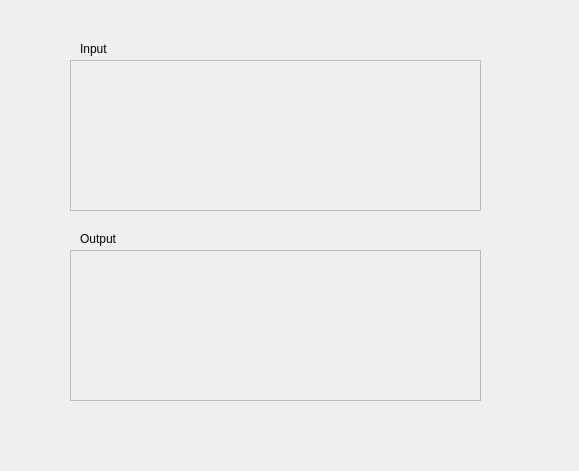
The window that ui/dialogprogram_io_control.ui (rendezvue/ViNet) describes before a commit, drawn with Qt 5.
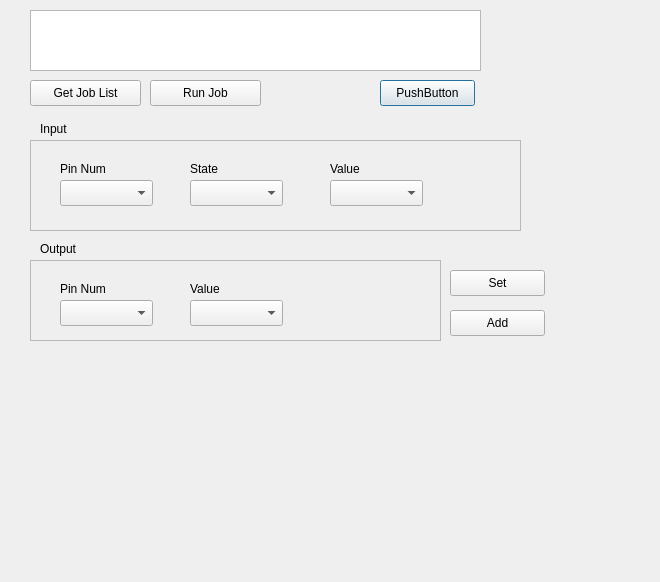
The same window after the commit.

The edit to the form file:
```diff
--- a/ui/dialogprogram_io_control.ui
+++ b/ui/dialogprogram_io_control.ui
@@ -6,8 +6,8 @@
    <rect>
     <x>0</x>
     <y>0</y>
-    <width>579</width>
-    <height>471</height>
+    <width>660</width>
+    <height>582</height>
    </rect>
   </property>
   <property name="windowTitle">
@@ -16,10 +16,10 @@
   <widget class="QFrame" name="frame">
    <property name="geometry">
     <rect>
-     <x>70</x>
-     <y>60</y>
-     <width>411</width>
-     <height>151</height>
+     <x>30</x>
+     <y>140</y>
+     <width>491</width>
+     <height>91</height>
     </rect>
    </property>
    <property name="frameShape">
@@ -28,14 +28,83 @@
    <property name="frameShadow">
     <enum>QFrame::Raised</enum>
    </property>
+   <widget class="QComboBox" name="comboBox_In_Pinnum">
+    <property name="geometry">
+     <rect>
+      <x>30</x>
+      <y>40</y>
+      <width>93</width>
+      <height>26</height>
+     </rect>
+    </property>
+   </widget>
+   <widget class="QComboBox" name="comboBox_In_State">
+    <property name="geometry">
+     <rect>
+      <x>160</x>
+      <y>40</y>
+      <width>93</width>
+      <height>26</height>
+     </rect>
+    </property>
+   </widget>
+   <widget class="QLabel" name="label_3">
+    <property name="geometry">
+     <rect>
+      <x>30</x>
+      <y>20</y>
+      <width>74</width>
+      <height>18</height>
+     </rect>
+    </property>
+    <property name="text">
+     <string>Pin Num</string>
+    </property>
+   </widget>
+   <widget class="QLabel" name="label_5">
+    <property name="geometry">
+     <rect>
+      <x>160</x>
+      <y>20</y>
+      <width>74</width>
+      <height>18</height>
+     </rect>
+    </property>
+    <property name="text">
+     <string>State</string>
+    </property>
+   </widget>
+   <widget class="QComboBox" name="comboBox_In_Value">
+    <property name="geometry">
+     <rect>
+      <x>300</x>
+      <y>40</y>
+      <width>93</width>
+      <height>26</height>
+     </rect>
+    </property>
+   </widget>
+   <widget class="QLabel" name="label_4">
+    <property name="geometry">
+     <rect>
+      <x>300</x>
+      <y>20</y>
+      <width>74</width>
+      <height>18</height>
+     </rect>
+    </property>
+    <property name="text">
+     <string>Value</string>
+    </property>
+   </widget>
   </widget>
   <widget class="QFrame" name="frame_2">
    <property name="geometry">
     <rect>
-     <x>70</x>
-     <y>250</y>
+     <x>30</x>
+     <y>260</y>
      <width>411</width>
-     <height>151</height>
+     <height>81</height>
     </rect>
    </property>
    <property name="frameShape">
@@ -44,12 +113,58 @@
    <property name="frameShadow">
     <enum>QFrame::Raised</enum>
    </property>
+   <widget class="QLabel" name="label_7">
+    <property name="geometry">
+     <rect>
+      <x>30</x>
+      <y>20</y>
+      <width>74</width>
+      <height>18</height>
+     </rect>
+    </property>
+    <property name="text">
+     <string>Pin Num</string>
+    </property>
+   </widget>
+   <widget class="QLabel" name="label_6">
+    <property name="geometry">
+     <rect>
+      <x>160</x>
+      <y>20</y>
+      <width>74</width>
+      <height>18</height>
+     </rect>
+    </property>
+    <property name="text">
+     <string>Value</string>
+    </property>
+   </widget>
+   <widget class="QComboBox" name="comboBox_Out_Value">
+    <property name="geometry">
+     <rect>
+      <x>160</x>
+      <y>40</y>
+      <width>93</width>
+      <height>26</height>
+     </rect>
+    </property>
+   </widget>
+   <widget class="QComboBox" name="comboBox_Out_Pinnum">
+    <property name="geometry">
+     <rect>
+      <x>30</x>
+      <y>40</y>
+      <width>93</width>
+      <height>26</height>
+     </rect>
+    </property>
+   </widget>
   </widget>
   <widget class="QLabel" name="label">
    <property name="geometry">
     <rect>
-     <x>80</x>
-     <y>40</y>
+     <x>40</x>
+     <y>120</y>
      <width>74</width>
      <height>18</height>
     </rect>
@@ -61,8 +176,8 @@
   <widget class="QLabel" name="label_2">
    <property name="geometry">
     <rect>
-     <x>80</x>
-     <y>230</y>
+     <x>40</x>
+     <y>240</y>
      <width>74</width>
      <height>18</height>
     </rect>
@@ -71,6 +186,81 @@
     <string>Output</string>
    </property>
   </widget>
+  <widget class="QPushButton" name="pushButton_Get_Digital_IO">
+   <property name="geometry">
+    <rect>
+     <x>380</x>
+     <y>80</y>
+     <width>95</width>
+     <height>26</height>
+    </rect>
+   </property>
+   <property name="text">
+    <string>PushButton</string>
+   </property>
+  </widget>
+  <widget class="QListWidget" name="listWidget_JobList">
+   <property name="geometry">
+    <rect>
+     <x>30</x>
+     <y>10</y>
+     <width>451</width>
+     <height>61</height>
+    </rect>
+   </property>
+  </widget>
+  <widget class="QPushButton" name="pushButton_Get_JobList">
+   <property name="geometry">
+    <rect>
+     <x>30</x>
+     <y>80</y>
+     <width>111</width>
+     <height>26</height>
+    </rect>
+   </property>
+   <property name="text">
+    <string>Get Job List</string>
+   </property>
+  </widget>
+  <widget class="QPushButton" name="Run_Job">
+   <property name="geometry">
+    <rect>
+     <x>150</x>
+     <y>80</y>
+     <width>111</width>
+     <height>26</height>
+    </rect>
+   </property>
+   <property name="text">
+    <string>Run Job</string>
+   </property>
+  </widget>
+  <widget class="QPushButton" name="pushButton_Out_Set">
+   <property name="geometry">
+    <rect>
+     <x>450</x>
+     <y>270</y>
+     <width>95</width>
+     <height>26</height>
+    </rect>
+   </property>
+   <property name="text">
+    <string>Set</string>
+   </property>
+  </widget>
+  <widget class="QPushButton" name="pushButton_Out_Add">
+   <property name="geometry">
+    <rect>
+     <x>450</x>
+     <y>310</y>
+     <width>95</width>
+     <height>26</height>
+    </rect>
+   </property>
+   <property name="text">
+    <string>Add</string>
+   </property>
+  </widget>
  </widget>
  <resources/>
  <connections/>
```
